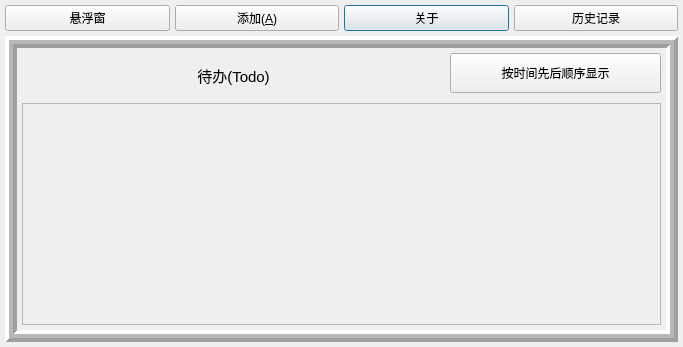
This is AppeaRemind/dialog.ui in yzc0731/copy_from_xiang as Qt 5 draws it before an edit. The edited form follows.
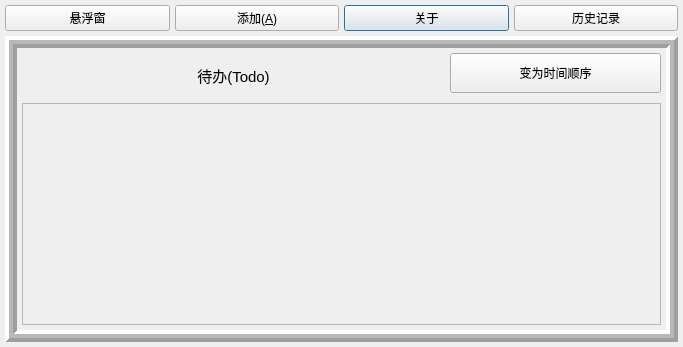
This is the edited form.

Commit message: 修改dialog.ui界面

```diff
--- a/AppeaRemind/dialog.ui
+++ b/AppeaRemind/dialog.ui
@@ -166,7 +166,7 @@
          </size>
         </property>
         <property name="text">
-         <string>按时间先后顺序显示</string>
+         <string>变为时间顺序</string>
         </property>
         <property name="checkable">
          <bool>true</bool>
```
Left out of the diff: 28 changed lines with no effect on the pictures. The commit also changes 2 other files.
